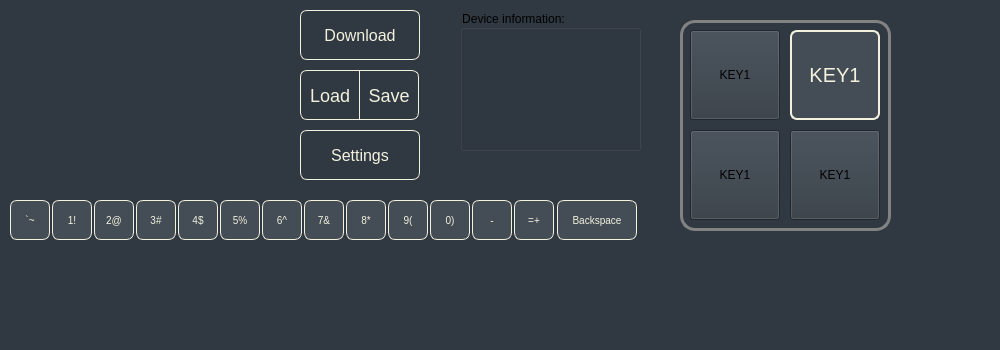
Old version of the form KeyBoardSetter/KeyboardSetter/configwindow.ui in the repository TabbycatPie/CustomKeyboard.
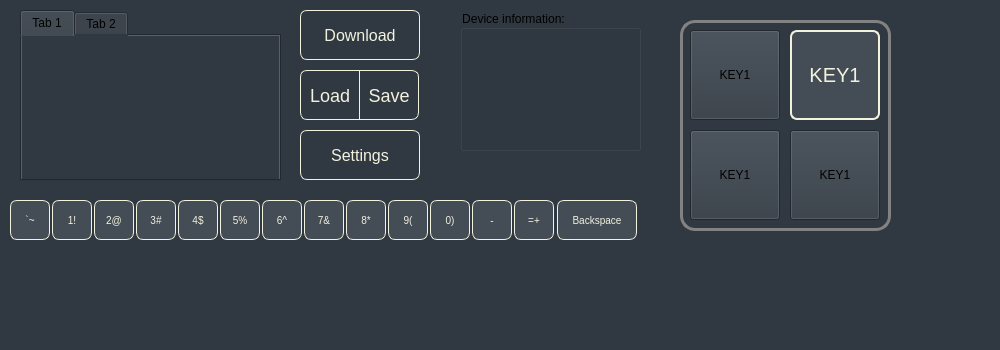
New version of the form.

Diff of the .ui file:
```diff
--- a/KeyBoardSetter/KeyboardSetter/configwindow.ui
+++ b/KeyBoardSetter/KeyboardSetter/configwindow.ui
@@ -768,6 +768,32 @@
      <string>Settings</string>
     </property>
    </widget>
+   <widget class="QTabWidget" name="tabWidget">
+    <property name="geometry">
+     <rect>
+      <x>20</x>
+      <y>10</y>
+      <width>261</width>
+      <height>171</height>
+     </rect>
+    </property>
+    <property name="styleSheet">
+     <string notr="true">background-color:rgb(48, 56, 65);</string>
+    </property>
+    <property name="currentIndex">
+     <number>0</number>
+    </property>
+    <widget class="QWidget" name="tab">
+     <attribute name="title">
+      <string>Tab 1</string>
+     </attribute>
+    </widget>
+    <widget class="QWidget" name="tab_2">
+     <attribute name="title">
+      <string>Tab 2</string>
+     </attribute>
+    </widget>
+   </widget>
    <zorder>label</zorder>
    <zorder>groupBox</zorder>
    <zorder>pushButton_5</zorder>
```
Left out of the diff: 3 changed lines with no effect on the pictures.
